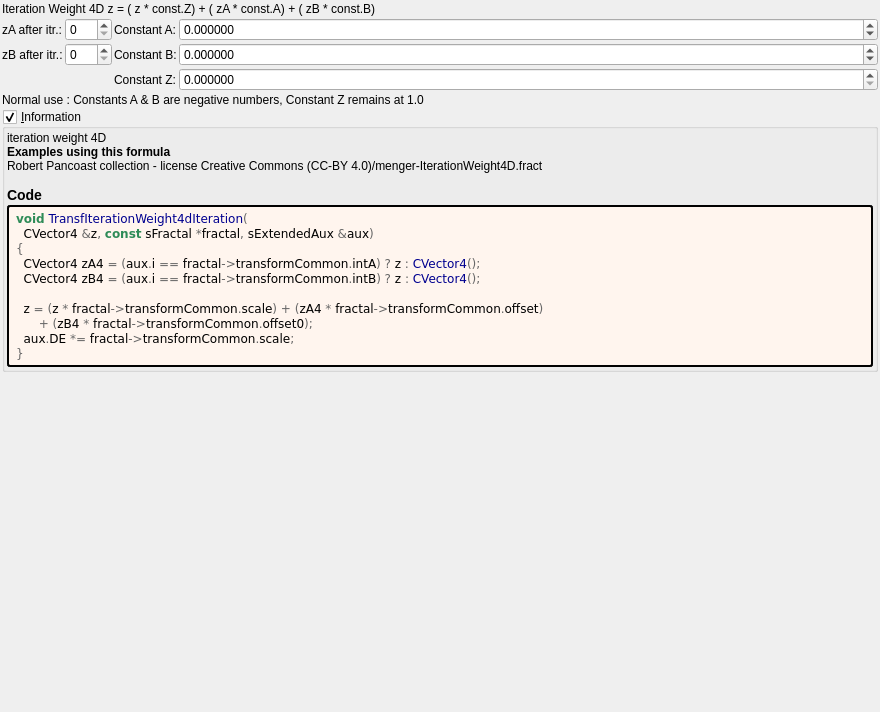
irinox-ctrl/mandelbulber2, file mandelbulber2/deploy/share/mandelbulber2/formula/ui/transf_iteration_weight4d.ui: the form before one commit.
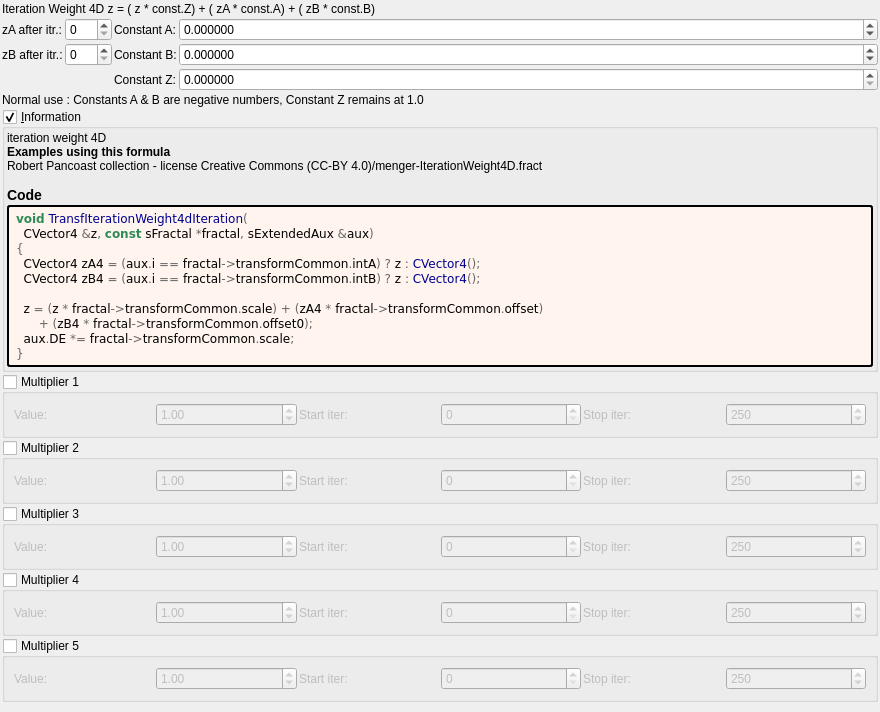
The form after the commit. Custom widgets are drawn as their Qt base class.

Commit message:
feat: add 5 general-purpose multipliers to all 1007 fractal formulas
Each multiplier has:
- Checkbox (OFF by default)
- Value spinbox (default 1.0, range -100 to 100)
- Iteration start/stop range

Logic: z *= value; DE *= |value|;

Uses existing transformCommon parameters:
- Checkboxes: functionEnabledBx/By/Bz/Bw/CzFalse
- Values: scale4/5/6/8/16
- Ranges: startIterationsB-F/stopIterationsB-F

Modified 1007 .cpp (CPU), 1006 .cl (GPU), 1023 .ui files.
Both source (formula/) and deploy (deploy/share/) copies updated.

Patch:
```diff
--- a/mandelbulber2/deploy/share/mandelbulber2/formula/ui/transf_iteration_weight4d.ui
+++ b/mandelbulber2/deploy/share/mandelbulber2/formula/ui/transf_iteration_weight4d.ui
@@ -286,6 +286,192 @@
      </layout>
     </widget>
    </item>
+   <item>
+    <widget class="MyGroupBox" name="groupCheck_transf_function_enabledBx_false">
+     <property name="title"><string>Multiplier 1</string></property>
+     <property name="checkable"><bool>true</bool></property>
+     <property name="checked"><bool>false</bool></property>
+     <layout class="QGridLayout" name="gridLayout_mult1">
+      <property name="spacing"><number>2</number></property>
+      <item row="0" column="0">
+       <widget class="QLabel"><property name="text"><string>Value:</string></property></widget>
+      </item>
+      <item row="0" column="1">
+       <widget class="MyDoubleSpinBox" name="spinbox_transf_scale_4">
+        <property name="minimum"><double>-100.0</double></property><property name="maximum"><double>100.0</double></property>
+        <property name="singleStep"><double>0.01</double></property><property name="value"><double>1.0</double></property>
+       </widget>
+      </item>
+      <item row="0" column="2">
+       <widget class="QLabel"><property name="text"><string>Start iter:</string></property></widget>
+      </item>
+      <item row="0" column="3">
+       <widget class="MySpinBox" name="spinboxInt_transf_start_iterations_B">
+        <property name="minimum"><number>0</number></property><property name="maximum"><number>10000</number></property>
+        <property name="value"><number>0</number></property>
+       </widget>
+      </item>
+      <item row="0" column="4">
+       <widget class="QLabel"><property name="text"><string>Stop iter:</string></property></widget>
+      </item>
+      <item row="0" column="5">
+       <widget class="MySpinBox" name="spinboxInt_transf_stop_iterations_B">
+        <property name="minimum"><number>0</number></property><property name="maximum"><number>10000</number></property>
+        <property name="value"><number>250</number></property>
+       </widget>
+      </item>
+     </layout>
+    </widget>
+   </item>
+   <item>
+    <widget class="MyGroupBox" name="groupCheck_transf_function_enabledBy_false">
+     <property name="title"><string>Multiplier 2</string></property>
+     <property name="checkable"><bool>true</bool></property>
+     <property name="checked"><bool>false</bool></property>
+     <layout class="QGridLayout" name="gridLayout_mult2">
+      <property name="spacing"><number>2</number></property>
+      <item row="0" column="0">
+       <widget class="QLabel"><property name="text"><string>Value:</string></property></widget>
+      </item>
+      <item row="0" column="1">
+       <widget class="MyDoubleSpinBox" name="spinbox_transf_scale_5">
+        <property name="minimum"><double>-100.0</double></property><property name="maximum"><double>100.0</double></property>
+        <property name="singleStep"><double>0.01</double></property><property name="value"><double>1.0</double></property>
+       </widget>
+      </item>
+      <item row="0" column="2">
+       <widget class="QLabel"><property name="text"><string>Start iter:</string></property></widget>
+      </item>
+      <item row="0" column="3">
+       <widget class="MySpinBox" name="spinboxInt_transf_start_iterations_C">
+        <property name="minimum"><number>0</number></property><property name="maximum"><number>10000</number></property>
+        <property name="value"><number>0</number></property>
+       </widget>
+      </item>
+      <item row="0" column="4">
+       <widget class="QLabel"><property name="text"><string>Stop iter:</string></property></widget>
+      </item>
+      <item row="0" column="5">
+       <widget class="MySpinBox" name="spinboxInt_transf_stop_iterations_C">
+        <property name="minimum"><number>0</number></property><property name="maximum"><number>10000</number></property>
+        <property name="value"><number>250</number></property>
+       </widget>
+      </item>
+     </layout>
+    </widget>
+   </item>
+   <item>
+    <widget class="MyGroupBox" name="groupCheck_transf_function_enabledBz_false">
+     <property name="title"><string>Multiplier 3</string></property>
+     <property name="checkable"><bool>true</bool></property>
+     <property name="checked"><bool>false</bool></property>
+     <layout class="QGridLayout" name="gridLayout_mult3">
+      <property name="spacing"><number>2</number></property>
+      <item row="0" column="0">
+       <widget class="QLabel"><property name="text"><string>Value:</string></property></widget>
+      </item>
+      <item row="0" column="1">
+       <widget class="MyDoubleSpinBox" name="spinbox_transf_scale_6">
+        <property name="minimum"><double>-100.0</double></property><property name="maximum"><double>100.0</double></property>
+        <property name="singleStep"><double>0.01</double></property><property name="value"><double>1.0</double></property>
+       </widget>
+      </item>
+      <item row="0" column="2">
+       <widget class="QLabel"><property name="text"><string>Start iter:</string></property></widget>
+      </item>
+      <item row="0" column="3">
+       <widget class="MySpinBox" name="spinboxInt_transf_start_iterations_D">
+        <property name="minimum"><number>0</number></property><property name="maximum"><number>10000</number></property>
+        <property name="value"><number>0</number></property>
+       </widget>
+      </item>
+      <item row="0" column="4">
+       <widget class="QLabel"><property name="text"><string>Stop iter:</string></property></widget>
+      </item>
+      <item row="0" column="5">
+       <widget class="MySpinBox" name="spinboxInt_transf_stop_iterations_D">
+        <property name="minimum"><number>0</number></property><property name="maximum"><number>10000</number></property>
+        <property name="value"><number>250</number></property>
+       </widget>
+      </item>
+     </layout>
+    </widget>
+   </item>
+   <item>
+    <widget class="MyGroupBox" name="groupCheck_transf_function_enabledBw_false">
+     <property name="title"><string>Multiplier 4</string></property>
+     <property name="checkable"><bool>true</bool></property>
+     <property name="checked"><bool>false</bool></property>
+     <layout class="QGridLayout" name="gridLayout_mult4">
+      <property name="spacing"><number>2</number></property>
+      <item row="0" column="0">
+       <widget class="QLabel"><property name="text"><string>Value:</string></property></widget>
+      </item>
+      <item row="0" column="1">
+       <widget class="MyDoubleSpinBox" name="spinbox_transf_scale_8">
+        <property name="minimum"><double>-100.0</double></property><property name="maximum"><double>100.0</double></property>
+        <property name="singleStep"><double>0.01</double></property><property name="value"><double>1.0</double></property>
+       </widget>
+      </item>
+      <item row="0" column="2">
+       <widget class="QLabel"><property name="text"><string>Start iter:</string></property></widget>
+      </item>
+      <item row="0" column="3">
+       <widget class="MySpinBox" name="spinboxInt_transf_start_iterations_E">
+        <property name="minimum"><number>0</number></property><property name="maximum"><number>10000</number></property>
+        <property name="value"><number>0</number></property>
+       </widget>
+      </item>
+      <item row="0" column="4">
+       <widget class="QLabel"><property name="text"><string>Stop iter:</string></property></widget>
+      </item>
+      <item row="0" column="5">
+       <widget class="MySpinBox" name="spinboxInt_transf_stop_iterations_E">
+        <property name="minimum"><number>0</number></property><property name="maximum"><number>10000</number></property>
+        <property name="value"><number>250</number></property>
+       </widget>
+      </item>
+     </layout>
+    </widget>
+   </item>
+   <item>
+    <widget class="MyGroupBox" name="groupCheck_transf_function_enabledCz_false">
+     <property name="title"><string>Multiplier 5</string></property>
+     <property name="checkable"><bool>true</bool></property>
+     <property name="checked"><bool>false</bool></property>
+     <layout class="QGridLayout" name="gridLayout_mult5">
+      <property name="spacing"><number>2</number></property>
+      <item row="0" column="0">
+       <widget class="QLabel"><property name="text"><string>Value:</string></property></widget>
+      </item>
+      <item row="0" column="1">
+       <widget class="MyDoubleSpinBox" name="spinbox_transf_scale_16">
+        <property name="minimum"><double>-100.0</double></property><property name="maximum"><double>100.0</double></property>
+        <property name="singleStep"><double>0.01</double></property><property name="value"><double>1.0</double></property>
+       </widget>
+      </item>
+      <item row="0" column="2">
+       <widget class="QLabel"><property name="text"><string>Start iter:</string></property></widget>
+      </item>
+      <item row="0" column="3">
+       <widget class="MySpinBox" name="spinboxInt_transf_start_iterations_F">
+        <property name="minimum"><number>0</number></property><property name="maximum"><number>10000</number></property>
+        <property name="value"><number>0</number></property>
+       </widget>
+      </item>
+      <item row="0" column="4">
+       <widget class="QLabel"><property name="text"><string>Stop iter:</string></property></widget>
+      </item>
+      <item row="0" column="5">
+       <widget class="MySpinBox" name="spinboxInt_transf_stop_iterations_F">
+        <property name="minimum"><number>0</number></property><property name="maximum"><number>10000</number></property>
+        <property name="value"><number>250</number></property>
+       </widget>
+      </item>
+     </layout>
+    </widget>
+   </item>
+
    <item>
     <spacer name="verticalSpacer">
      <property name="orientation">
```
The commit also changes 3972 other files.
